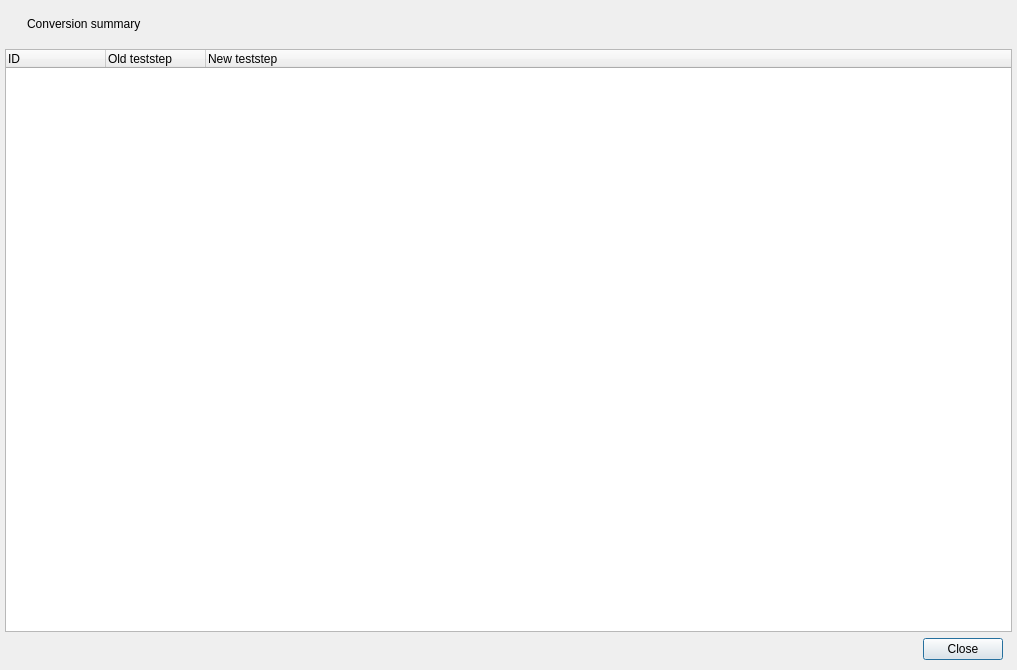
bubuding0809/XML-Converter, file SummaryDialog.ui: the form before one commit.
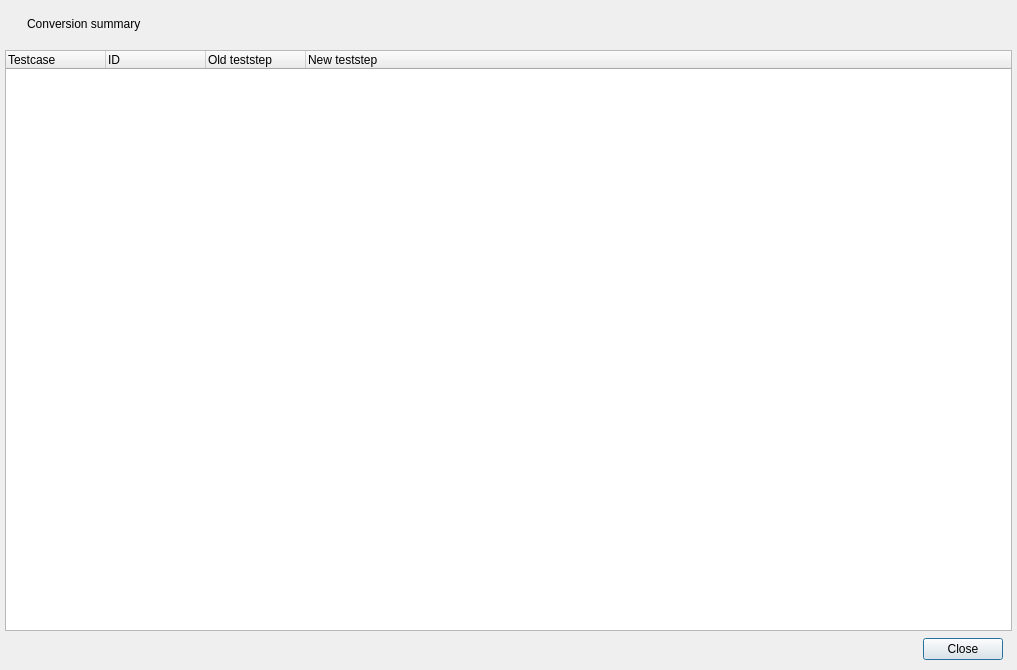
The form after the commit. Icons and pictures are not drawn.

Commit message: Styled Summary Dialog Box

What changed in the file:
```diff
--- a/SummaryDialog.ui
+++ b/SummaryDialog.ui
@@ -18,7 +18,7 @@
   </property>
   <layout class="QVBoxLayout" name="verticalLayout">
    <property name="spacing">
-    <number>-1</number>
+    <number>7</number>
    </property>
    <property name="leftMargin">
     <number>5</number>
@@ -157,6 +157,11 @@
         <attribute name="headerStretchLastSection">
          <bool>true</bool>
         </attribute>
+        <column>
+         <property name="text">
+          <string>Testcase</string>
+         </property>
+        </column>
         <column>
          <property name="text">
           <string>ID</string>
```
The commit also changes 4 other files.
